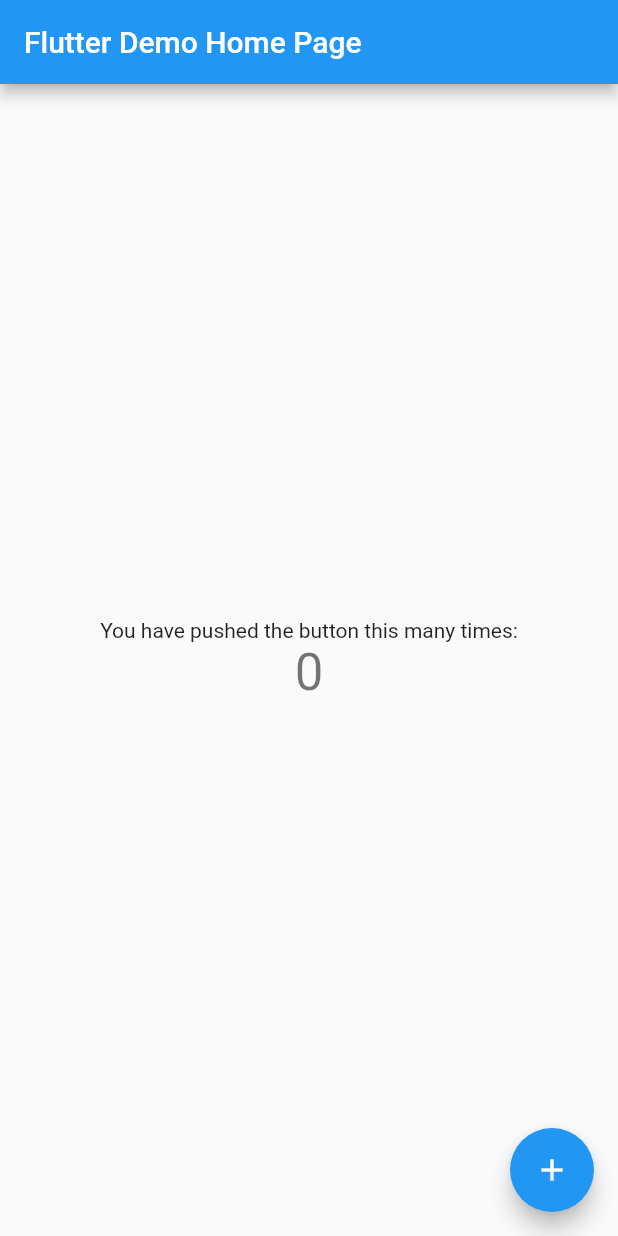
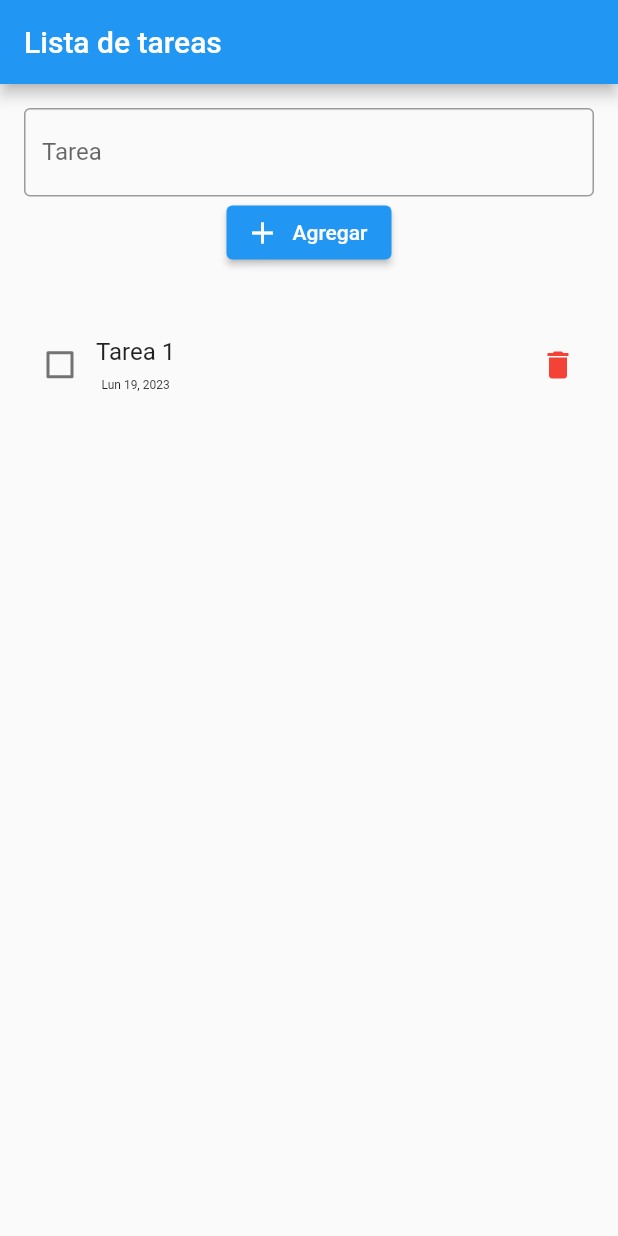
Before and after one commit to miyaguiMode/to_do_list, a Flutter app: the screen it shows after launch, on a phone screen of 412 x 824 dp. Run offline on Flutter 3.47's test engine with Material 2 defaults, Android fonts, the phone set to English and light mode, and no system bars.

Commit message:
primera version del proyecto

```diff
--- /dev/null
+++ b/lib/home_page.dart
@@ -0,0 +1,71 @@
+// ignore_for_file: prefer_const_literals_to_create_immutables
+
+import 'package:flutter/material.dart';
+import 'package:to_do_list/language/to_do_list_texts.dart';
+import 'package:to_do_list/widgets/add_task_form.dart';
+
+class HomePage extends StatelessWidget {
+  const HomePage({super.key});
+
+  @override
+  Widget build(BuildContext context) {
+    return Scaffold(
+      appBar: AppBar(
+        title: Text(ToDoListTexts.appBarTitle),
+      ),
+      body: Padding(
+        padding: EdgeInsets.all(16),
+        child: Column(
+          children: [
+            const Expanded(
+              flex: 1,
+              child: AddTaskForm(),
+            ),
+            Expanded(
+              flex: 4,
+              child: ListView(
+                children: [
+                  Row(
+                    mainAxisAlignment: MainAxisAlignment.spaceBetween,
+                    children: [
+                      Row(
+                        children: [
+                          Checkbox(
+                            value: false,
+                            onChanged: (value) {},
+                          ),
+                          Column(
+                            children: [
+                              const Text(
+                                "Tarea 1",
+                                style: TextStyle(fontSize: 16),
+                              ),
+                              const SizedBox(
+                                height: 8,
+                              ),
+                              const Text(
+                                "Lun 19, 2023",
+                                style: TextStyle(fontSize: 8),
+                              ),
+                            ],
+                          ),
+                        ],
+                      ),
+                      IconButton(
+                        icon: const Icon(
+                          Icons.delete,
+                          color: Colors.red,
+                        ),
+                        onPressed: () {},
+                      ),
+                    ],
+                  ),
+                ],
+              ),
+            ),
+          ],
+        ),
+      ),
+    );
+  }
+}
--- /dev/null
+++ b/lib/language/to_do_list_texts.dart
@@ -0,0 +1,6 @@
+class ToDoListTexts {
+  static var appBarTitle = "Lista de tareas";
+  static var taskInputTextHint = "Escribe la tarea que quieras";
+  static var taskInputTextLabel = "Tarea";
+  static var addTaskButtomLabel = "Agregar";
+}
--- a/lib/main.dart
+++ b/lib/main.dart
@@ -1,4 +1,6 @@
 import 'package:flutter/material.dart';
+
+import 'home_page.dart';
 
 void main() {
   runApp(const MyApp());
@@ -11,105 +13,11 @@ class MyApp extends StatelessWidget {
   @override
   Widget build(BuildContext context) {
     return MaterialApp(
-      title: 'Flutter Demo',
+      title: 'to-do list',
       theme: ThemeData(
-        // This is the theme of your application.
-        //
-        // Try running your application with "flutter run". You'll see the
-        // application has a blue toolbar. Then, without quitting the app, try
-        // changing the primarySwatch below to Colors.green and then invoke
-        // "hot reload" (press "r" in the console where you ran "flutter run",
-        // or simply save your changes to "hot reload" in a Flutter IDE).
-        // Notice that the counter didn't reset back to zero; the application
-        // is not restarted.
         primarySwatch: Colors.blue,
       ),
-      home: const MyHomePage(title: 'Flutter Demo Home Page'),
+      home: const HomePage(),
     );
   }
 }
-
-class MyHomePage extends StatefulWidget {
-  const MyHomePage({super.key, required this.title});
-
-  // This widget is the home page of your application. It is stateful, meaning
-  // that it has a State object (defined below) that contains fields that affect
-  // how it looks.
-
-  // This class is the configuration for the state. It holds the values (in this
-  // case the title) provided by the parent (in this case the App widget) and
-  // used by the build method of the State. Fields in a Widget subclass are
-  // always marked "final".
-
-  final String title;
-
-  @override
-  State<MyHomePage> createState() => _MyHomePageState();
-}
-
-class _MyHomePageState extends State<MyHomePage> {
-  int _counter = 0;
-
-  void _incrementCounter() {
-    setState(() {
-      // This call to setState tells the Flutter framework that something has
-      // changed in this State, which causes it to rerun the build method below
-      // so that the display can reflect the updated values. If we changed
-      // _counter without calling setState(), then the build method would not be
-      // called again, and so nothing would appear to happen.
-      _counter++;
-    });
-  }
-
-  @override
-  Widget build(BuildContext context) {
-    // This method is rerun every time setState is called, for instance as done
-    // by the _incrementCounter method above.
-    //
-    // The Flutter framework has been optimized to make rerunning build methods
-    // fast, so that you can just rebuild anything that needs updating rather
-    // than having to individually change instances of widgets.
-    return Scaffold(
-      appBar: AppBar(
-        // Here we take the value from the MyHomePage object that was created by
-        // the App.build method, and use it to set our appbar title.
-        title: Text(widget.title),
-      ),
-      body: Center(
-        // Center is a layout widget. It takes a single child and positions it
-        // in the middle of the parent.
-        child: Column(
-          // Column is also a layout widget. It takes a list of children and
-          // arranges them vertically. By default, it sizes itself to fit its
-          // children horizontally, and tries to be as tall as its parent.
-          //
-          // Invoke "debug painting" (press "p" in the console, choose the
-          // "Toggle Debug Paint" action from the Flutter Inspector in Android
-          // Studio, or the "Toggle Debug Paint" command in Visual Studio Code)
-          // to see the wireframe for each widget.
-          //
-          // Column has various properties to control how it sizes itself and
-          // how it positions its children. Here we use mainAxisAlignment to
-          // center the children vertically; the main axis here is the vertical
-          // axis because Columns are vertical (the cross axis would be
-          // horizontal).
-          mainAxisAlignment: MainAxisAlignment.center,
-          children: <Widget>[
-            const Text(
-              'You have pushed the button this many times:',
-            ),
-            Text(
-              '$_counter',
-              style: Theme.of(context).textTheme.headline4,
-            ),
-          ],
-        ),
-      ),
-      floatingActionButton: FloatingActionButton(
-        onPressed: _incrementCounter,
-        tooltip: 'Increment',
-        child: const Icon(Icons.add),
-      ), // This trailing comma makes auto-formatting nicer for build methods.
-    );
-  }
-}
--- /dev/null
+++ b/lib/styles.dart
@@ -0,0 +1,3 @@
+import 'package:flutter/material.dart';
+
+const inputTextPadding = EdgeInsets.only(left: 16, right: 16, top: 16, bottom: 16);
--- /dev/null
+++ b/lib/widgets/add_task_form.dart
@@ -0,0 +1,28 @@
+import 'package:flutter/material.dart';
+
+import '../language/to_do_list_texts.dart';
+
+class AddTaskForm extends StatelessWidget {
+  const AddTaskForm({super.key});
+
+  @override
+  Widget build(BuildContext context) {
+    return Column(
+          children: [
+            TextField(
+              keyboardType: TextInputType.text,
+              decoration: InputDecoration(
+                hintText: ToDoListTexts.taskInputTextHint,
+                border: const OutlineInputBorder(),
+                label: Text(ToDoListTexts.taskInputTextLabel),
+              ),
+            ),
+            ElevatedButton.icon(
+              onPressed: () {},
+              icon: Icon(Icons.add),
+              label: Text(ToDoListTexts.addTaskButtomLabel),
+            ),
+          ],
+        );
+  }
+}
```
